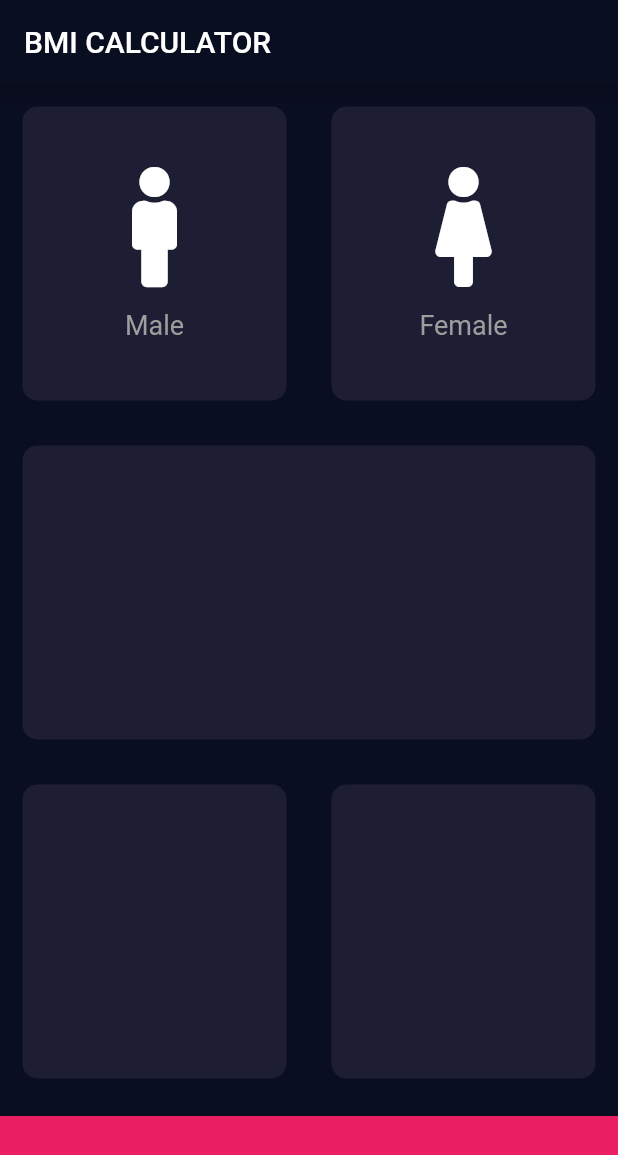
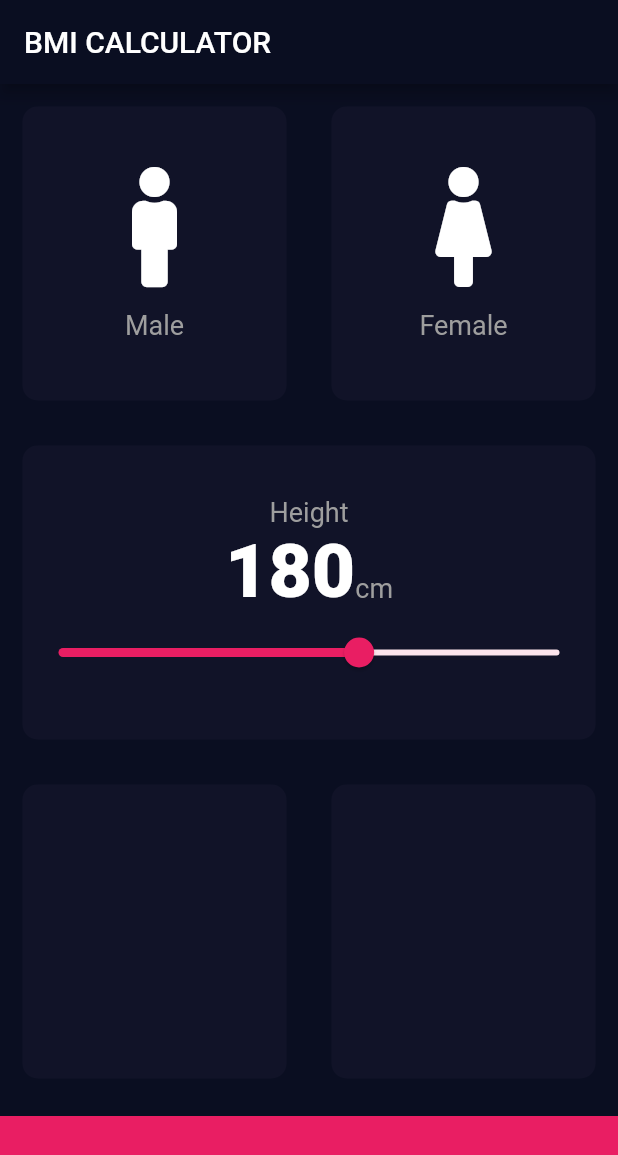
Before and after one commit to menshawi82/bmi-calculator-flutter-master, a Flutter app: the screen it shows after launch, on a phone screen of 412 x 824 dp. Shown: the top 1155 px of the screen. Run offline on Flutter 3.47's test engine with Material 2 defaults, Android fonts, the phone set to English and light mode, and no system bars; our stand-ins replace font_awesome_flutter.

Commit message:
07-06-2020 05:17

```diff
--- /dev/null
+++ b/lib/constants.dart
@@ -0,0 +1,15 @@
+import 'package:flutter/material.dart';
+
+const kBottomContainerHeight = 80.0;
+const kActiveCardColor = Color(0xfff082ac); //0xfff082ac
+const kInActiveCardColor = Color(0xff111328); //0xff111328
+
+const kLabelTextStyle = TextStyle(
+  fontSize: 18.0,
+  color: Colors.grey,
+);
+const kNomberTextStyle = TextStyle(
+  fontSize: 50.0,
+  fontWeight: FontWeight.w900,
+
+);
--- a/lib/icon_content.dart
+++ b/lib/icon_content.dart
@@ -1,9 +1,7 @@
 import 'package:flutter/material.dart';
+import 'constants.dart';
 
-const labelTextStyle = TextStyle(
-  fontSize: 18.0,
-  color: Colors.grey,
-);
+
 
 class IconContent extends StatelessWidget {
   // const cardchiledWedget({
@@ -28,7 +26,7 @@ class IconContent extends StatelessWidget {
         ),
         Text(
           label,
-          style: labelTextStyle,
+          style: kLabelTextStyle,
         ),
       ],
     );
--- a/lib/input_page.dart
+++ b/lib/input_page.dart
@@ -1,18 +1,25 @@
+import 'dart:ui';
+
 import 'package:flutter/material.dart';
 import 'package:font_awesome_flutter/font_awesome_flutter.dart';
 import 'icon_content.dart';
 import 'reusable_card.dart';
+import 'constants.dart';
 
-const bottomContainerHeight = 80.0;
-const cardColor = Color(0xff1d1e33);
+enum Gender { male, female }
 
 class InputPage extends StatefulWidget {
   @override
   _InputPageState createState() => _InputPageState();
 }
 
-//3
 class _InputPageState extends State<InputPage> {
+  Color maleCardColor = kInActiveCardColor;
+  Color femaleCardColor = kInActiveCardColor;
+
+  Gender selectedGender;
+  int height = 180;
+
   @override
   Widget build(BuildContext context) {
     return Scaffold(
@@ -20,13 +27,21 @@ class _InputPageState extends State<InputPage> {
         title: Text('BMI CALCULATOR'),
       ),
       body: Column(
+        crossAxisAlignment: CrossAxisAlignment.stretch,
         children: [
           Expanded(
             child: Row(
               children: [
                 Expanded(
                   child: ReusableCard(
-                    colr: cardColor,
+                    onPress: () {
+                      setState(() {
+                        selectedGender = Gender.male;
+                      });
+                    },
+                    colr: selectedGender == Gender.male
+                        ? kActiveCardColor
+                        : kInActiveCardColor,
                     cardChiled: IconContent(
                       icon: FontAwesomeIcons.male,
                       label: 'Male',
@@ -35,7 +50,14 @@ class _InputPageState extends State<InputPage> {
                 ),
                 Expanded(
                   child: ReusableCard(
-                    colr: cardColor,
+                    onPress: () {
+                      setState(() {
+                        selectedGender = Gender.female;
+                      });
+                    },
+                    colr: selectedGender == Gender.female
+                        ? kActiveCardColor
+                        : kInActiveCardColor,
                     cardChiled: IconContent(
                       icon: FontAwesomeIcons.female,
                       label: 'Female',
@@ -45,17 +67,55 @@ class _InputPageState extends State<InputPage> {
               ],
             ),
           ),
+          //slider
           Expanded(
-            child: ReusableCard(colr: cardColor),
+            child: ReusableCard(
+              colr: kInActiveCardColor,
+              cardChiled: Column(
+                mainAxisAlignment: MainAxisAlignment.center,
+                children: [
+                  Text(
+                    'Height',
+                    style: kLabelTextStyle,
+                  ),
+                  Row(
+                    mainAxisAlignment: MainAxisAlignment.center,
+                    crossAxisAlignment: CrossAxisAlignment.baseline,
+                    textBaseline: TextBaseline.alphabetic,
+                    children: [
+                      Text(
+                        height.toString(),
+                        style: kNomberTextStyle,
+                      ),
+                      Text(
+                        'cm',
+                        style: kLabelTextStyle,
+                      ),
+                    ],
+                  ),
+                  Slider(
+                      value: height.toDouble(),
+                      min: 120.0,
+                      max: 220.0,
+                      activeColor: Colors.pink,
+                      inactiveColor: Colors.pink[50],
+                      onChanged: (double newValue) {
+                        setState(() {
+                          height = newValue.round();
+                        });
+                      }),
+                ],
+              ),
+            ),
           ),
           Expanded(
             child: Row(
               children: [
                 Expanded(
-                  child: ReusableCard(colr: cardColor),
+                  child: ReusableCard(colr: kInActiveCardColor),
                 ),
                 Expanded(
-                  child: ReusableCard(colr: cardColor),
+                  child: ReusableCard(colr: kInActiveCardColor),
                 )
               ],
             ),
@@ -64,7 +124,7 @@ class _InputPageState extends State<InputPage> {
             color: Colors.pink,
             margin: EdgeInsets.only(top: 10),
             width: double.infinity,
-            height: bottomContainerHeight,
+            height: kBottomContainerHeight,
           )
         ],
       ),
--- a/lib/reusable_card.dart
+++ b/lib/reusable_card.dart
@@ -6,16 +6,21 @@ class ReusableCard extends StatelessWidget {
   // }) : super(key: key);
   final Color colr;
   final Widget cardChiled;
-  ReusableCard({@required this.colr, this.cardChiled});
+  final Function onPress;
+
+  ReusableCard({@required this.colr, this.cardChiled, this.onPress});
 
   @override
   Widget build(BuildContext context) {
-    return Container(
-      child: cardChiled,
-      margin: EdgeInsets.all(15),
-      decoration: BoxDecoration(
-        color: colr,
-        borderRadius: BorderRadius.circular(10),
+    return GestureDetector(
+      onTap: onPress,
+      child: Container(
+        child: cardChiled,
+        margin: EdgeInsets.all(15),
+        decoration: BoxDecoration(
+          color: colr,
+          borderRadius: BorderRadius.circular(10),
+        ),
       ),
     );
   }
```
